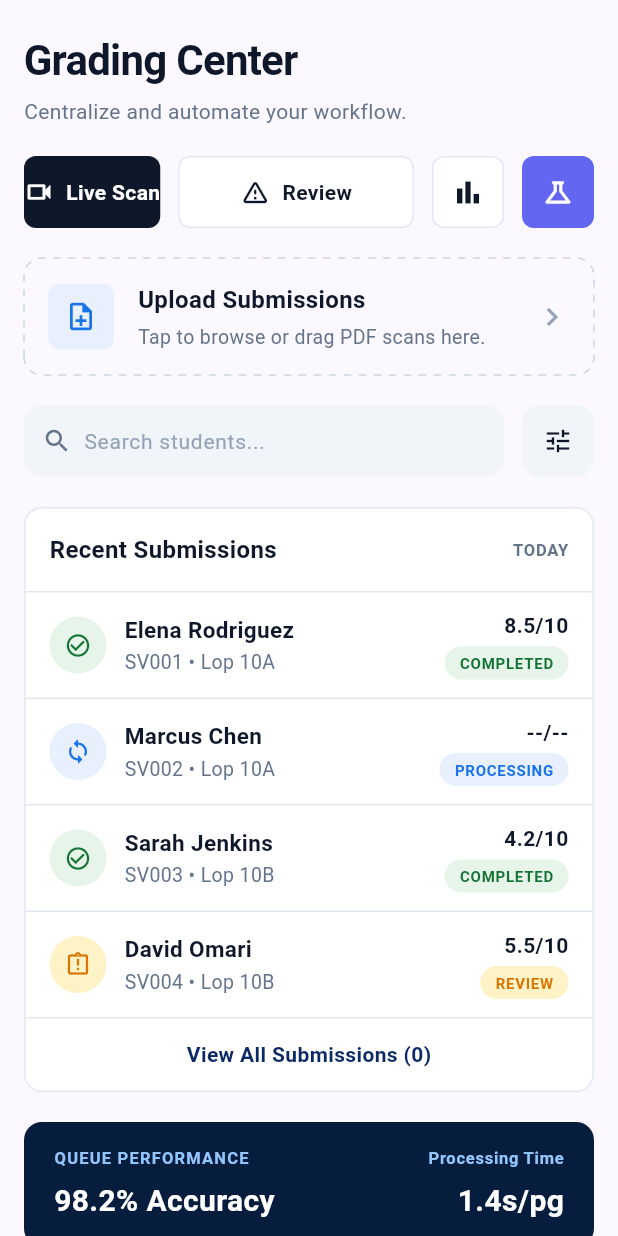
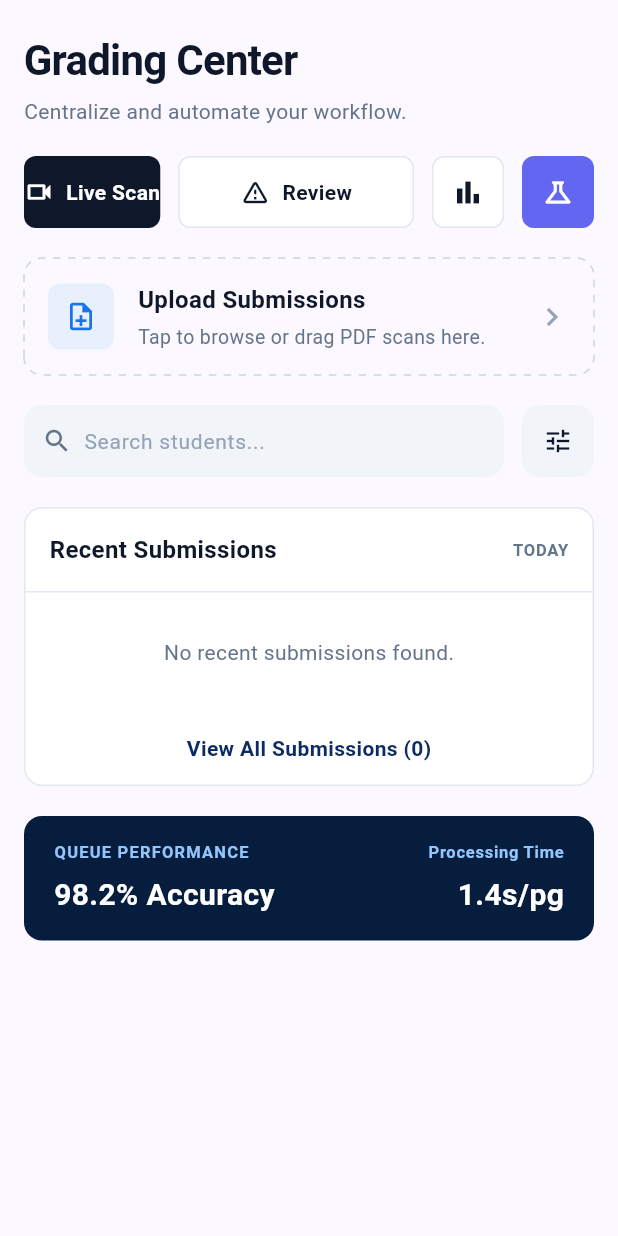
Before and after one commit to manhzung/SMART-GRADING, a Flutter app: the ScanView widget shown alone on an empty page, opened directly, on a phone screen of 412 x 824 dp. Run offline on Flutter 3.47's test engine with Material 3 defaults, Android fonts, the phone set to English and light mode, and no system bars; our stand-ins replace camera, connectivity_plus, dio, equatable, flutter_bloc, flutter_secure_storage and 4 more; missing offline and left inert: opencv_dart; accounts and stored records are empty.

Commit message:
feat(mobile): enrich Recent Submission with score and student info
- SubmissionRow now accepts Submission entity (type-safe)
- Display score/maxScore or --/-- if not graded
- Display studentCode + className as subtitle
- Fix error state: no mock data fallback, show error + retry button
- Fix _getSubmissionCount to return 0 on error
- Add 7 tests: 5 unit for SubmissionRow, 2 widget for ScanView

Co-authored-by: Cursor <cursoragent@cursor.com>

```diff
--- a/client/mobile/lib/presentation/pages/scan_view.dart
+++ b/client/mobile/lib/presentation/pages/scan_view.dart
@@ -28,7 +28,8 @@ class _ScanViewState extends State<ScanView> {
 
   int _getSubmissionCount(SubmissionState state) {
     if (state is SubmissionLoaded) return state.submissions.length;
-    if (state is SubmissionError) return _mockSubmissions.length;
+    // Khi error: không đếm mock data
+    if (state is SubmissionError) return 0;
     return 0;
   }
 
@@ -132,15 +133,16 @@ class _ScanViewState extends State<ScanView> {
 
         if (state is SubmissionLoaded && state.submissions.isNotEmpty) {
           submissionsToDisplay = state.submissions;
-        } else if (state is SubmissionError) {
-          submissionsToDisplay = _mockSubmissions;
+        } else if (state is SubmissionLoading) {
+          submissionsToDisplay = [];
         } else {
-          submissionsToDisplay = _mockSubmissions;
+          // SubmissionInitial or SubmissionError: không hiển thị mock
+          submissionsToDisplay = [];
         }
 
-        final List<Submission> filteredList = submissionsToDisplay.where((item) {
-          final String name = item.displayName.toLowerCase();
-          final String exam = (item.examTitle ?? item.examId).toLowerCase();
+        final List<Submission> filteredList = submissionsToDisplay.where((sub) {
+          final String name = sub.displayName.toLowerCase();
+          final String exam = (sub.examTitle ?? sub.examId).toLowerCase();
           final String search = _searchQuery.toLowerCase();
           return name.contains(search) || exam.contains(search);
         }).toList();
@@ -434,17 +436,8 @@ class _ScanViewState extends State<ScanView> {
                                 padding: EdgeInsets.symmetric(vertical: 30),
                                 child: Center(child: CircularProgressIndicator()),
                               )
-                            else if (filteredList.isEmpty)
-                              const Padding(
-                                padding: EdgeInsets.symmetric(vertical: 30),
-                                child: Center(
-                                  child: Text(
-                                    'No recent submissions found.',
-                                    style: TextStyle(color: Color(0xFF64748B)),
-                                  ),
-                                ),
-                              )
                             else ...[
+                              // Error UI: hien thi khi SubmissionError
                               if (state is SubmissionError)
                                 Container(
                                   margin: const EdgeInsets.symmetric(horizontal: 16, vertical: 8),
@@ -465,10 +458,31 @@ class _ScanViewState extends State<ScanView> {
                                           overflow: TextOverflow.ellipsis,
                                         ),
                                       ),
+                                      const SizedBox(width: 8),
+                                      TextButton(
+                                        onPressed: () {
+                                          context.read<SubmissionBloc>().add(const SubmissionLoadRequested());
+                                        },
+                                        child: const Text(
+                                          'Thu lai',
+                                          style: TextStyle(fontSize: 12, fontWeight: FontWeight.bold, color: Color(0xFFC5221F)),
+                                        ),
+                                      ),
                                     ],
                                   ),
                                 ),
-                              ...filteredList.map((item) {
+                              // List or empty state
+                              if (filteredList.isEmpty)
+                                const Padding(
+                                  padding: EdgeInsets.symmetric(vertical: 30),
+                                  child: Center(
+                                    child: Text(
+                                      'No recent submissions found.',
+                                      style: TextStyle(color: Color(0xFF64748B)),
+                                    ),
+                                  ),
+                                )
+                              else ...filteredList.map((item) {
                                 final status = item.statusUppercase;
                                 Color statusBgColor;
                                 Color statusTextColor;
```
